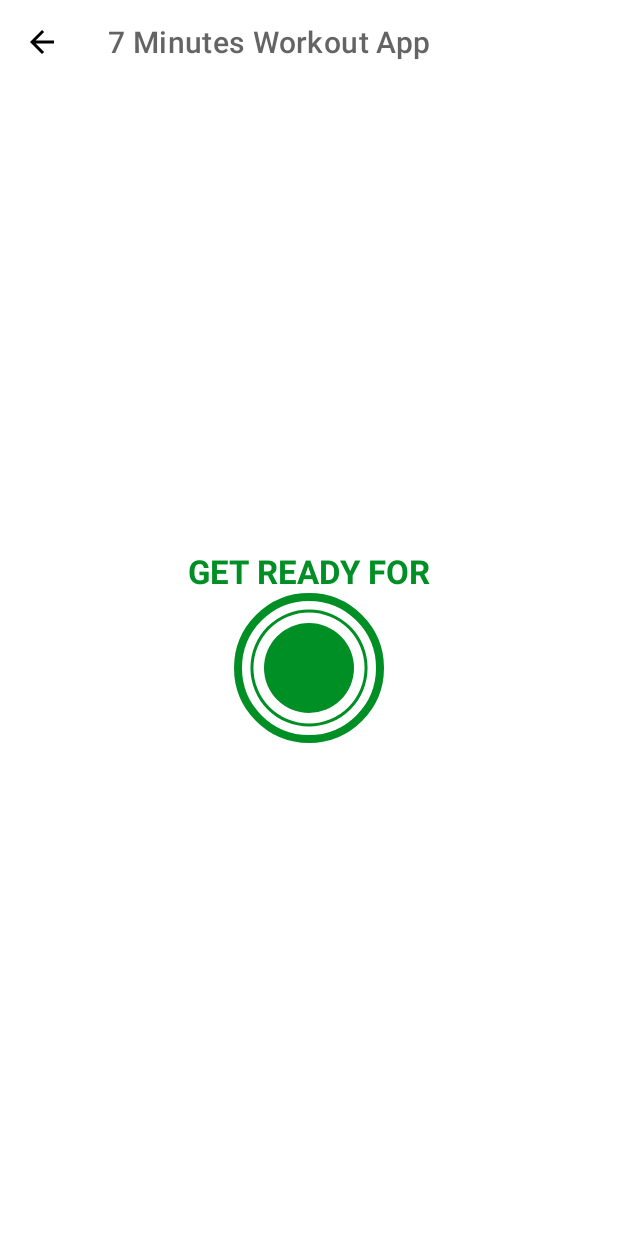
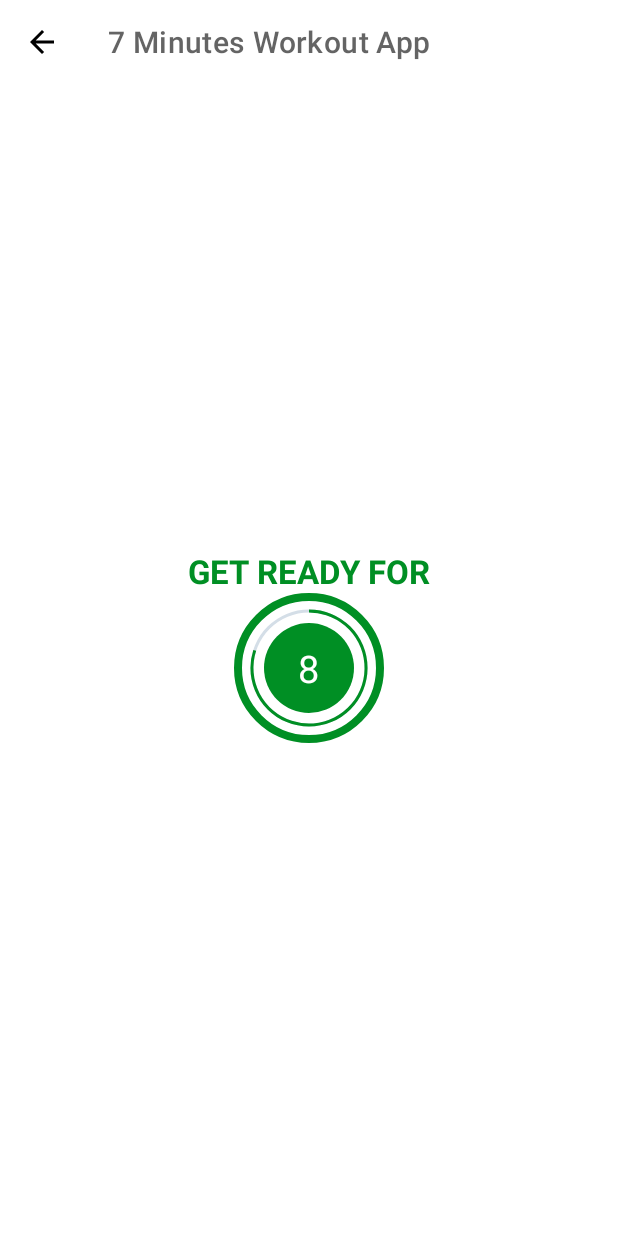
Before and after one commit to Onrwir/7minutesWorkoutApp, an Android app: the ExerciseActivity screen opened directly, with no data from a screen before it, on a phone screen of 412 x 824 dp. Run offline under Robolectric (Android 15) with nearby library versions, the phone set to English and light mode, and no system bars.

Commit message:
Added rest and exercise timer

```diff
--- a/app/src/main/java/pl/onrwir/a7minutesworkoutapp/ExerciseActivity.kt
+++ b/app/src/main/java/pl/onrwir/a7minutesworkoutapp/ExerciseActivity.kt
@@ -2,11 +2,23 @@ package pl.onrwir.a7minutesworkoutapp
 
 import androidx.appcompat.app.AppCompatActivity
 import android.os.Bundle
+import android.os.CountDownTimer
+import android.view.View
+import android.widget.Toast
 import pl.onrwir.a7minutesworkoutapp.databinding.ActivityExerciseBinding
 import pl.onrwir.a7minutesworkoutapp.databinding.ActivityMainBinding
 
 class ExerciseActivity : AppCompatActivity() {
     private var binding: ActivityExerciseBinding? = null
+
+    private var restTimer: CountDownTimer? = null
+    private var restProgress = 0
+
+    private var exerciseTimer: CountDownTimer? = null
+    private var exerciseProgress = 0
+
+
+
     override fun onCreate(savedInstanceState: Bundle?) {
         super.onCreate(savedInstanceState)
         binding = ActivityExerciseBinding.inflate(layoutInflater)
@@ -22,9 +34,82 @@ class ExerciseActivity : AppCompatActivity() {
             onBackPressed()
         }
 
+        setupRestView()
+
+    }
+
+    private fun setupRestView(){
+        if (restTimer!= null){
+            restTimer?.cancel()
+            restProgress = 0
+        }
+        setRestProgressBar()
+    }
+
+    private fun setupExerciseView(){
+        binding?.flProgressBar?.visibility = View.INVISIBLE
+        binding?.tvTitle?.text = "Exercise Name"
+        binding?.flExerciseView?.visibility = View.VISIBLE
+        if (exerciseTimer!= null){
+            exerciseTimer?.cancel()
+            exerciseProgress = 0
+        }
+
+        setExerciseProgressBar()
+
+    }
+
+    private fun setRestProgressBar(){
+        binding?.progressBar?.progress = restProgress
+
+        restTimer = object: CountDownTimer(10000, 1000){
+            override fun onTick(p0: Long) {
+                restProgress++
+                binding?.progressBar?.progress = 10 - restProgress
+                binding?.tvTimer?.text = (10 - restProgress).toString()
+            }
+
+            override fun onFinish() {
+                setupExerciseView()
+            }
+        }.start()
+    }
+    private fun setExerciseProgressBar(){
+        binding?.progressBarExercise?.progress = exerciseProgress
+
+        exerciseTimer = object: CountDownTimer(30000, 1000){
+            override fun onTick(p0: Long) {
+                exerciseProgress++
+                binding?.progressBarExercise?.progress = 30 - exerciseProgress
+                binding?.tvTimerExercise?.text = (30 - exerciseProgress).toString()
+            }
+
+            override fun onFinish() {
+                Toast.makeText(
+                    this@ExerciseActivity,
+                    "30 Seconds are over, lets go to the rest view.",
+                    Toast.LENGTH_SHORT
+                ).show()
+            }
+        }.start()
+    }
 
 
 
+    override fun onDestroy() {
+        super.onDestroy()
 
+        if (restTimer!= null){
+            restTimer?.cancel()
+            restProgress = 0
+        }
+
+        if (exerciseTimer!= null){
+            exerciseTimer?.cancel()
+            exerciseProgress = 0
+        }
+
+        binding = null
     }
+
 }
--- a/app/src/main/res/drawable/circular_progress_bar_gray.xml
+++ b/app/src/main/res/drawable/circular_progress_bar_gray.xml
@@ -5,7 +5,7 @@
             android:innerRadiusRatio="2.7"
             android:shape="ring"
             android:thicknessRatio="50.0"
-            android:useLevel="true">
+            android:useLevel="false">
             <solid android:color="#D4DEE7"/>
         </shape>
 
--- a/app/src/main/res/layout/activity_exercise.xml
+++ b/app/src/main/res/layout/activity_exercise.xml
@@ -73,4 +73,49 @@
         </LinearLayout>
     </FrameLayout>
 
+    <FrameLayout
+        android:id="@+id/flExerciseView"
+        android:layout_width="100dp"
+        android:layout_height="100dp"
+        android:layout_marginTop="10dp"
+        android:visibility="gone"
+        tools:visibility="visible"
+        android:background="@drawable/item_circular_color_accent_border"
+
+        app:layout_constraintBottom_toBottomOf="parent"
+        app:layout_constraintEnd_toEndOf="parent"
+        app:layout_constraintStart_toStartOf="parent"
+        app:layout_constraintTop_toBottomOf="@id/toolbarEscercise">
+
+        <ProgressBar
+            android:id="@+id/progressBarExercise"
+            style="?android:attr/progressBarStyleHorizontal"
+            android:layout_width="100dp"
+            android:layout_height="100dp"
+            android:layout_gravity="center"
+            android:background="@drawable/circular_progress_bar_gray"
+            android:progressDrawable="@drawable/circular_progress_bar"
+            android:indeterminate="false"
+            android:max="30"
+            android:progress="300"
+            android:rotation="-90"/>
+        <LinearLayout
+            android:layout_width="60dp"
+            android:layout_height="60dp"
+            android:layout_gravity="center"
+            android:background="@drawable/item_circular_color_accent_background"
+            android:gravity="center">
+            <TextView
+                android:id="@+id/tvTimerExercise"
+                android:layout_width="wrap_content"
+                android:layout_height="wrap_content"
+                android:textColor="#FFFFFF"
+                android:textSize="25sp"
+                style="bold"
+                tools:text="30"
+                />
+
+        </LinearLayout>
+    </FrameLayout>
+
 </androidx.constraintlayout.widget.ConstraintLayout>
```
